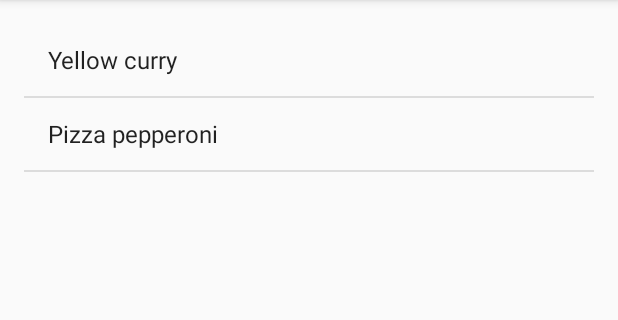
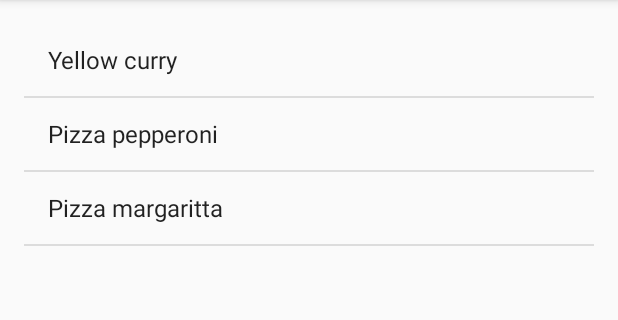
Before and after one commit to ViliusKraujutis/chear, an Android app: the screen it shows after launch (NewOrderActivity), on a phone screen of 412 x 824 dp, the part 84-404 px from its top. Run offline under Robolectric (Android 15) with nearby library versions, the phone set to English and light mode, and no system bars; our stand-ins replace ButterKnife.

Commit message:
Add new menu item
Showing to Raj how to add new items from web editor

```diff
--- a/mobile/src/main/res/values/strings.xml
+++ b/mobile/src/main/res/values/strings.xml
@@ -10,6 +10,7 @@
     <string-array name="restaurant_menu_items">
         <item>Yellow curry</item>
         <item>Pizza pepperoni</item>
+        <item>Pizza margaritta</item>
     </string-array>
 
 </resources>
```
